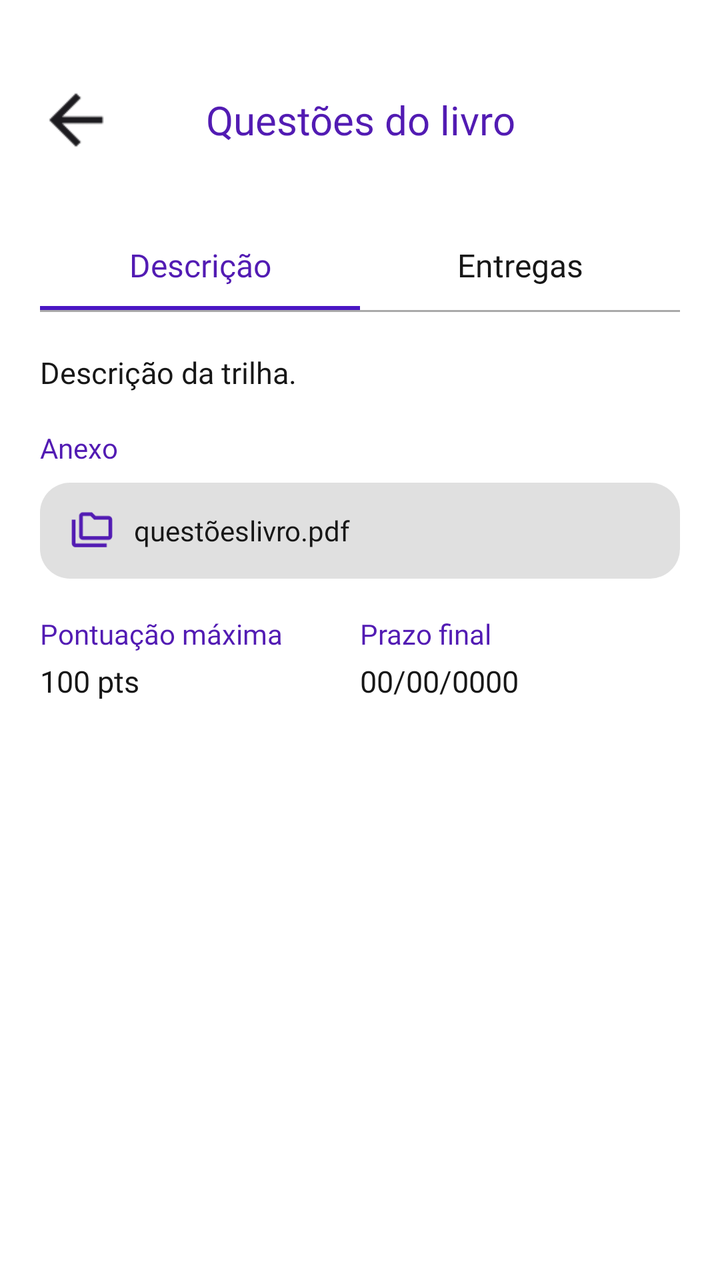
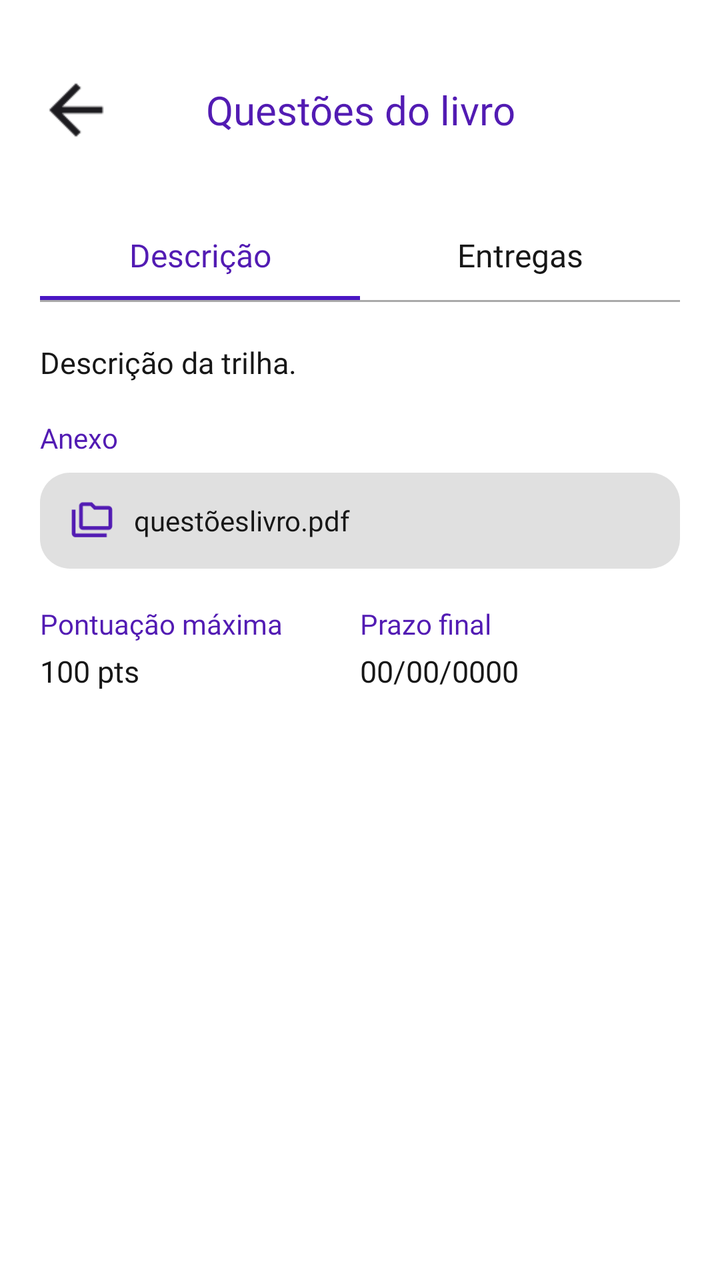

The first picture is an Android layout as it rendered before a commit; the second is the same layout after the commit. The layout source and the unified diff follow.
<!-- AndroidManifest.xml: application theme Theme.MeuFuturoAgora -->
<!-- res/layout/activity_questoes_do_livro.xml -->
<?xml version="1.0" encoding="utf-8"?>
<androidx.constraintlayout.widget.ConstraintLayout xmlns:android="http://schemas.android.com/apk/res/android"
    xmlns:app="http://schemas.android.com/apk/res-auto"
    xmlns:tools="http://schemas.android.com/tools"
    android:id="@+id/main"
    android:layout_width="match_parent"
    android:layout_height="match_parent"
    android:background="@android:color/white"
    tools:context=".QuestoesDoLivroActivity">

    <ImageView
        android:id="@+id/btnVoltar"
        android:layout_width="40dp"
        android:layout_height="40dp"
        android:layout_marginStart="18dp"
        android:layout_marginTop="40dp"
        android:contentDescription="Voltar"
        android:scaleType="centerInside"
        android:src="@drawable/seta_voltar"
        app:layout_constraintStart_toStartOf="parent"
        app:layout_constraintTop_toTopOf="parent" />

    <TextView
        android:id="@+id/tvTituloAtividade"
        android:layout_width="0dp"
        android:layout_height="50dp"
        android:fontFamily="@font/poppins_bold"
        android:gravity="center"
        android:text="Questões do livro"
        android:textColor="@color/roxo_primario"
        android:textSize="20sp"
        app:layout_constraintBottom_toBottomOf="@id/btnVoltar"
        app:layout_constraintEnd_toEndOf="parent"
        app:layout_constraintStart_toStartOf="parent"
        app:layout_constraintTop_toTopOf="@id/btnVoltar" />

    

    <androidx.constraintlayout.widget.ConstraintLayout
        android:id="@+id/layoutAbas"
        android:layout_width="0dp"
        android:layout_height="45dp"
        android:layout_marginTop="30dp"
        app:layout_constraintEnd_toEndOf="parent"
        app:layout_constraintStart_toStartOf="parent"
        app:layout_constraintTop_toBottomOf="@id/btnVoltar">

        <TextView
            android:id="@+id/tabDescricao"
            android:layout_width="0dp"
            android:layout_height="match_parent"
            android:layout_marginStart="20dp"
            android:fontFamily="@font/poppins_bold"
            android:gravity="center"
            android:text="Descrição"
            android:textColor="@color/roxo_primario"
            android:textSize="16sp"
            app:layout_constraintBottom_toBottomOf="parent"
            app:layout_constraintEnd_toStartOf="@id/tabEntregas"
            app:layout_constraintStart_toStartOf="parent"
            app:layout_constraintTop_toTopOf="parent" />

        <TextView
            android:id="@+id/tabEntregas"
            android:layout_width="0dp"
            android:layout_height="match_parent"
            android:layout_marginEnd="20dp"
            android:fontFamily="@font/poppins_bold"
            android:gravity="center"
            android:text="Entregas"
            android:textColor="#171717"
            android:textSize="16sp"
            app:layout_constraintBottom_toBottomOf="parent"
            app:layout_constraintEnd_toEndOf="parent"
            app:layout_constraintStart_toEndOf="@id/tabDescricao"
            app:layout_constraintTop_toTopOf="parent" />

        <View
            android:id="@+id/linhaAbaDescricao"
            android:layout_width="0dp"
            android:layout_height="2dp"
            android:background="@color/roxo_acao"
            app:layout_constraintBottom_toBottomOf="parent"
            app:layout_constraintEnd_toEndOf="@id/tabDescricao"
            app:layout_constraintStart_toStartOf="@id/tabDescricao" />

        <View
            android:id="@+id/linhaAbaEntregas"
            android:layout_width="0dp"
            android:layout_height="2dp"
            android:background="@color/roxo_acao"
            android:visibility="gone"
            app:layout_constraintBottom_toBottomOf="parent"
            app:layout_constraintEnd_toEndOf="@id/tabEntregas"
            app:layout_constraintStart_toStartOf="@id/tabEntregas" />

    </androidx.constraintlayout.widget.ConstraintLayout>

    <View
        android:id="@+id/linhaSeparadora"
        android:layout_width="0dp"
        android:layout_height="1dp"
        android:layout_marginStart="20dp"
        android:layout_marginEnd="20dp"
        android:background="@color/linha_cinza"
        app:layout_constraintEnd_toEndOf="parent"
        app:layout_constraintStart_toStartOf="parent"
        app:layout_constraintTop_toBottomOf="@id/layoutAbas" />

    

    <ScrollView
        android:id="@+id/scrollDescricao"
        android:layout_width="0dp"
        android:layout_height="0dp"
        android:clipToPadding="false"
        android:paddingStart="20dp"
        android:paddingEnd="20dp"
        android:paddingTop="20dp"
        app:layout_constraintBottom_toBottomOf="parent"
        app:layout_constraintEnd_toEndOf="parent"
        app:layout_constraintStart_toStartOf="parent"
        app:layout_constraintTop_toBottomOf="@id/linhaSeparadora">

        <LinearLayout
            android:layout_width="match_parent"
            android:layout_height="wrap_content"
            android:orientation="vertical">

            <TextView
                android:id="@+id/tvDescricaoAtividade"
                android:layout_width="match_parent"
                android:layout_height="wrap_content"
                android:fontFamily="@font/poppins_regular"
                android:text="Descrição da trilha."
                android:textColor="@color/texto_escuro"
                android:textSize="15sp" />

            <TextView
                android:id="@+id/tvAnexoLabel"
                android:layout_width="wrap_content"
                android:layout_height="wrap_content"
                android:layout_marginTop="18dp"
                android:fontFamily="@font/poppins_semibold"
                android:text="Anexo"
                android:textColor="@color/roxo_primario"
                android:textSize="14sp" />

            <LinearLayout
                android:id="@+id/itemAnexo"
                android:layout_width="match_parent"
                android:layout_height="48dp"
                android:layout_marginTop="8dp"
                android:background="@drawable/bg_botao_arquivo"
                android:gravity="center_vertical"
                android:orientation="horizontal"
                android:paddingStart="15dp"
                android:paddingEnd="15dp">

                <ImageView
                    android:layout_width="22dp"
                    android:layout_height="22dp"
                    android:contentDescription="@null"
                    android:src="@drawable/ic_arquivo" />

                <TextView
                    android:id="@+id/tvNomeAnexo"
                    android:layout_width="0dp"
                    android:layout_height="wrap_content"
                    android:layout_marginStart="10dp"
                    android:layout_weight="1"
                    android:ellipsize="end"
                    android:fontFamily="@font/poppins_regular"
                    android:maxLines="1"
                    android:text="questõeslivro.pdf"
                    android:textColor="@color/texto_escuro"
                    android:textSize="14sp" />

            </LinearLayout>

            <LinearLayout
                android:layout_width="match_parent"
                android:layout_height="wrap_content"
                android:layout_marginTop="18dp"
                android:orientation="horizontal">

                <LinearLayout
                    android:layout_width="0dp"
                    android:layout_height="wrap_content"
                    android:layout_weight="1"
                    android:orientation="vertical">

                    <TextView
                        android:layout_width="wrap_content"
                        android:layout_height="wrap_content"
                        android:fontFamily="@font/poppins_semibold"
                        android:text="Pontuação máxima"
                        android:textColor="@color/roxo_primario"
                        android:textSize="14sp" />

                    <TextView
                        android:id="@+id/tvPontuacaoMaxima"
                        android:layout_width="wrap_content"
                        android:layout_height="wrap_content"
                        android:layout_marginTop="4dp"
                        android:fontFamily="@font/poppins_regular"
                        android:text="100 pts"
                        android:textColor="@color/texto_escuro"
                        android:textSize="15sp" />

                </LinearLayout>

                <LinearLayout
                    android:layout_width="0dp"
                    android:layout_height="wrap_content"
                    android:layout_weight="1"
                    android:orientation="vertical">

                    <TextView
                        android:layout_width="wrap_content"
                        android:layout_height="wrap_content"
                        android:fontFamily="@font/poppins_semibold"
                        android:text="Prazo final"
                        android:textColor="@color/roxo_primario"
                        android:textSize="14sp" />

                    <TextView
                        android:id="@+id/tvPrazoFinal"
                        android:layout_width="wrap_content"
                        android:layout_height="wrap_content"
                        android:layout_marginTop="4dp"
                        android:fontFamily="@font/poppins_regular"
                        android:text="00/00/0000"
                        android:textColor="@color/texto_escuro"
                        android:textSize="15sp" />

                </LinearLayout>

            </LinearLayout>

        </LinearLayout>

    </ScrollView>

    

    <androidx.recyclerview.widget.RecyclerView
        android:id="@+id/recyclerEntregas"
        android:layout_width="0dp"
        android:layout_height="0dp"
        android:clipToPadding="false"
        android:paddingStart="20dp"
        android:paddingEnd="20dp"
        android:paddingTop="10dp"
        android:visibility="gone"
        app:layout_constraintBottom_toBottomOf="parent"
        app:layout_constraintEnd_toEndOf="parent"
        app:layout_constraintStart_toStartOf="parent"
        app:layout_constraintTop_toBottomOf="@id/linhaSeparadora" />

    <TextView
        android:id="@+id/tvSemEntregas"
        android:layout_width="wrap_content"
        android:layout_height="wrap_content"
        android:fontFamily="@font/poppins_regular"
        android:text="Nenhum aluno matriculado nesta disciplina."
        android:textColor="@color/texto_cinza"
        android:textSize="14sp"
        android:visibility="gone"
        app:layout_constraintBottom_toBottomOf="parent"
        app:layout_constraintEnd_toEndOf="parent"
        app:layout_constraintStart_toStartOf="parent"
        app:layout_constraintTop_toBottomOf="@id/linhaSeparadora" />

</androidx.constraintlayout.widget.ConstraintLayout>
<!-- resources referenced by this layout -->
<resources>
  <color name="linha_cinza">#AAAAAA</color>
  <color name="roxo_acao">#4A16C4</color>
  <color name="roxo_primario">#521BB3</color>
  <color name="texto_cinza">#777777</color>
  <color name="texto_escuro">#171717</color>
  <!-- drawable bg_botao_arquivo (drawable) -->
  <?xml version="1.0" encoding="utf-8"?>
  <shape xmlns:android="http://schemas.android.com/apk/res/android"
      android:shape="rectangle">
  
      <solid android:color="#E0E0E0" />
  
      <corners android:radius="15dp" />
  
  </shape>
  <!-- drawable ic_arquivo: png bitmap (drawable, 496 bytes) -->
  <!-- drawable seta_voltar: png bitmap (drawable, 265 bytes) -->
  <style name="Theme.MeuFuturoAgora" parent="Base.Theme.MeuFuturoAgora" />
  <style name="Base.Theme.MeuFuturoAgora" parent="Theme.Material3.DayNight.NoActionBar">
          <item name="android:navigationBarColor">@android:color/transparent</item>
      </style>
</resources>

<!-- the commit's change to res/layout/activity_questoes_do_livro.xml (unified diff, before → after) -->
@@ -13,7 +13,7 @@
         android:layout_width="40dp"
         android:layout_height="40dp"
         android:layout_marginStart="18dp"
-        android:layout_marginTop="40dp"
+        android:layout_marginTop="35dp"
         android:contentDescription="Voltar"
         android:scaleType="centerInside"
         android:src="@drawable/seta_voltar"
